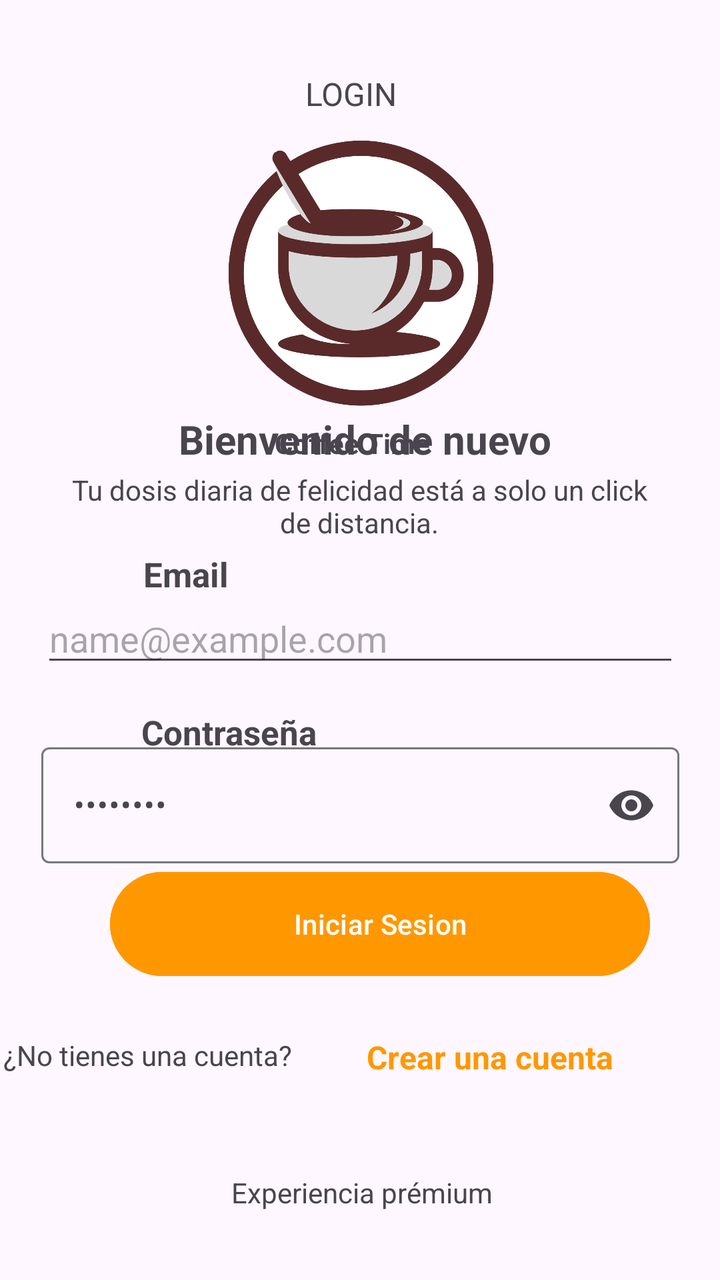
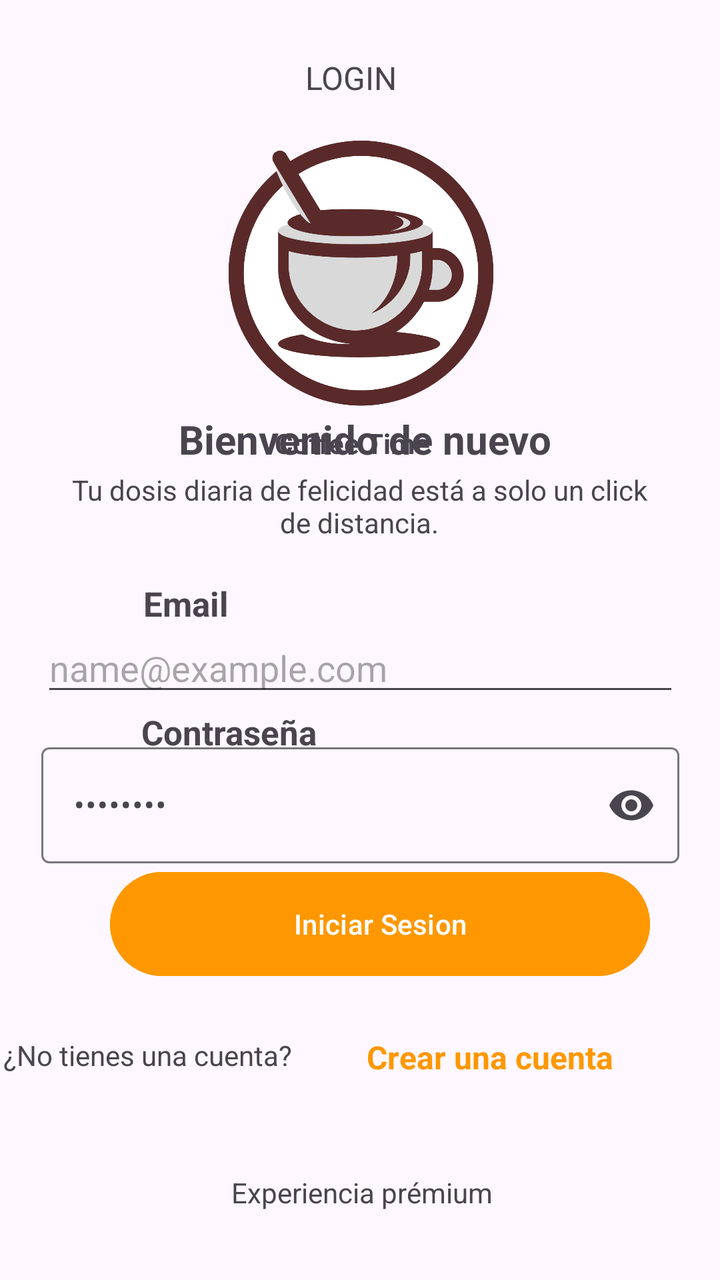

The first picture is an Android layout as it rendered before a commit; the second is the same layout after the commit. The layout source and the unified diff follow.
<!-- AndroidManifest.xml: application theme Theme.Cafeteria -->
<!-- res/layout/activity_segunda.xml -->
<?xml version="1.0" encoding="utf-8"?>
<androidx.constraintlayout.widget.ConstraintLayout xmlns:android="http://schemas.android.com/apk/res/android"
    xmlns:app="http://schemas.android.com/apk/res-auto"
    xmlns:tools="http://schemas.android.com/tools"
    android:id="@+id/main"
    android:layout_width="match_parent"
    android:layout_height="match_parent"
    tools:context=".SegundaActivity">


    <ImageView
        android:id="@+id/imageView"
        android:layout_width="269dp"
        android:layout_height="266dp"
        android:layout_marginStart="130dp"
        android:layout_marginTop="12dp"
        android:layout_marginEnd="131dp"
        android:src="@drawable/logo_coffe"
        app:layout_constraintEnd_toEndOf="parent"
        app:layout_constraintHorizontal_bias="0.495"
        app:layout_constraintStart_toStartOf="parent"
        app:layout_constraintTop_toTopOf="parent" />


    <TextView
        android:id="@+id/textcoffe"
        android:layout_width="86dp"
        android:layout_height="19dp"
        android:layout_marginStart="32dp"
        android:layout_marginTop="212dp"
        android:layout_marginEnd="24dp"
        android:text="Coffee Time"
        android:textStyle="bold"
        app:layout_constraintEnd_toEndOf="parent"
        app:layout_constraintHorizontal_bias="0.483"
        app:layout_constraintStart_toStartOf="parent"
        app:layout_constraintTop_toTopOf="parent" />

    <TextView
        android:id="@+id/login"
        android:layout_width="wrap_content"
        android:layout_height="wrap_content"
        android:layout_marginStart="172dp"
        android:layout_marginTop="36dp"
        android:layout_marginEnd="181dp"
        android:text="LOGIN"
        android:textSize="16sp"
        app:layout_constraintEnd_toEndOf="parent"
        app:layout_constraintStart_toStartOf="parent"
        app:layout_constraintTop_toTopOf="parent" />

    <TextView
        android:id="@+id/Bienvenido"
        android:layout_width="247dp"
        android:layout_height="39dp"
        android:layout_marginStart="7dp"
        android:gravity="center"
        android:text="Bienvenido de nuevo"
        android:textSize="20sp"
        android:textStyle="bold"
        app:layout_constraintBottom_toBottomOf="parent"
        app:layout_constraintEnd_toEndOf="parent"
        app:layout_constraintHorizontal_bias="0.49"
        app:layout_constraintStart_toStartOf="parent"
        app:layout_constraintTop_toTopOf="parent"
        app:layout_constraintVertical_bias="0.333" />


    <TextView
        android:id="@+id/dossistext"
        android:layout_width="290dp"
        android:layout_height="58dp"
        android:layout_marginTop="11dp"
        android:gravity="center"
        android:text="Tu dosis diaria de felicidad está a solo un click de distancia."
        app:layout_constraintBottom_toBottomOf="parent"
        app:layout_constraintEnd_toEndOf="parent"
        app:layout_constraintHorizontal_bias="0.495"
        app:layout_constraintStart_toStartOf="parent"
        app:layout_constraintTop_toTopOf="parent"
        app:layout_constraintVertical_bias="0.373" />

    <EditText
        android:id="@+id/ingreemail"
        android:layout_width="319dp"
        android:layout_height="38dp"
        android:hint="name@example.com"
        android:inputType="text"
        app:layout_constraintBottom_toBottomOf="parent"
        app:layout_constraintEnd_toEndOf="parent"
        app:layout_constraintStart_toStartOf="parent"
        app:layout_constraintTop_toTopOf="parent"
        app:layout_constraintVertical_bias="0.499" />

    <TextView
        android:id="@+id/Email"
        android:layout_width="85dp"
        android:layout_height="29dp"
        android:layout_marginStart="7dp"
        android:text="Email"
        android:textSize="17sp"
        android:textStyle="bold"
        app:layout_constraintBottom_toBottomOf="parent"
        app:layout_constraintEnd_toEndOf="parent"
        app:layout_constraintHorizontal_bias="0.241"
        app:layout_constraintStart_toStartOf="parent"
        app:layout_constraintTop_toTopOf="parent"
        app:layout_constraintVertical_bias="0.451" />

    <com.google.android.material.textfield.TextInputLayout
        android:layout_width="319dp"
        android:layout_height="wrap_content"
        app:endIconMode="password_toggle"
        app:layout_constraintBottom_toBottomOf="parent"
        app:layout_constraintEnd_toEndOf="parent"
        app:layout_constraintStart_toStartOf="parent"
        app:layout_constraintTop_toTopOf="parent"
        app:layout_constraintVertical_bias="0.639">

        <com.google.android.material.textfield.TextInputEditText
            android:id="@+id/ingrecontraseña"
            android:layout_width="match_parent"
            android:layout_height="58dp"
            android:hint="••••••••"
            android:inputType="textPassword" />

    </com.google.android.material.textfield.TextInputLayout>

    <Button
        android:id="@+id/iniciarsesion"
        android:layout_width="270dp"
        android:layout_height="60dp"
        android:layout_marginStart="9dp"
        android:layout_marginTop="60dp"
        android:layout_marginBottom="91dp"
        android:backgroundTint="#FF9800"
        android:text="Iniciar Sesion"
        app:layout_constraintBottom_toBottomOf="parent"
        app:layout_constraintEnd_toEndOf="parent"
        app:layout_constraintHorizontal_bias="0.568"
        app:layout_constraintStart_toStartOf="parent"
        app:layout_constraintTop_toTopOf="parent"
        app:layout_constraintVertical_bias="0.867" />

    <TextView
        android:id="@+id/contraseña"
        android:layout_width="wrap_content"
        android:layout_height="wrap_content"
        android:layout_marginTop="2dp"
        android:text="Contraseña"
        android:textSize="17sp"
        android:textStyle="bold"
        app:layout_constraintBottom_toBottomOf="parent"
        app:layout_constraintEnd_toEndOf="parent"
        app:layout_constraintHorizontal_bias="0.26"
        app:layout_constraintStart_toStartOf="parent"
        app:layout_constraintTop_toTopOf="parent"
        app:layout_constraintVertical_bias="0.573" />

    <TextView
        android:id="@+id/sinncuenta"
        android:layout_width="wrap_content"
        android:layout_height="wrap_content"
        android:layout_marginEnd="214dp"
        android:text="¿No tienes una cuenta?"
        app:layout_constraintBottom_toBottomOf="parent"
        app:layout_constraintEnd_toEndOf="parent"
        app:layout_constraintHorizontal_bias="1.0"
        app:layout_constraintStart_toStartOf="parent"
        app:layout_constraintTop_toTopOf="parent"
        app:layout_constraintVertical_bias="0.834" />

    <TextView
        android:id="@+id/Experienciaium"
        android:layout_width="wrap_content"
        android:layout_height="wrap_content"
        android:layout_marginStart="174dp"
        android:layout_marginTop="83dp"
        android:layout_marginEnd="179dp"
        android:text="Experiencia prémium"
        app:layout_constraintBottom_toBottomOf="parent"
        app:layout_constraintEnd_toEndOf="parent"
        app:layout_constraintHorizontal_bias="0.472"
        app:layout_constraintStart_toStartOf="parent"
        app:layout_constraintTop_toTopOf="parent"
        app:layout_constraintVertical_bias="0.936" />

    <TextView
        android:id="@+id/sincuenta"
        android:layout_width="wrap_content"
        android:layout_height="wrap_content"
        android:text="Crear una cuenta"
        android:textColor="#FF9800"
        android:textSize="16sp"
        android:textStyle="bold"
        app:layout_constraintBottom_toBottomOf="parent"
        app:layout_constraintEnd_toEndOf="parent"
        app:layout_constraintHorizontal_bias="0.775"
        app:layout_constraintStart_toStartOf="parent"
        app:layout_constraintTop_toTopOf="parent"
        app:layout_constraintVertical_bias="0.837" />
</androidx.constraintlayout.widget.ConstraintLayout>
<!-- resources referenced by this layout -->
<resources>
  <!-- drawable logo_coffe: png bitmap (drawable, 106600 bytes) -->
  <style name="Theme.Cafeteria" parent="Base.Theme.Cafeteria" />
  <style name="Base.Theme.Cafeteria" parent="Theme.Material3.DayNight.NoActionBar">
          
          
      </style>
</resources>

<!-- the commit's change to res/layout/activity_segunda.xml (unified diff, before → after) -->
@@ -41,7 +41,7 @@
         android:layout_width="wrap_content"
         android:layout_height="wrap_content"
         android:layout_marginStart="172dp"
-        android:layout_marginTop="36dp"
+        android:layout_marginTop="28dp"
         android:layout_marginEnd="181dp"
         android:text="LOGIN"
         android:textSize="16sp"
@@ -80,6 +80,21 @@
         app:layout_constraintTop_toTopOf="parent"
         app:layout_constraintVertical_bias="0.373" />
 
+    <TextView
+        android:id="@+id/Email"
+        android:layout_width="85dp"
+        android:layout_height="29dp"
+        android:layout_marginStart="7dp"
+        android:text="Email"
+        android:textSize="17sp"
+        android:textStyle="bold"
+        app:layout_constraintBottom_toBottomOf="parent"
+        app:layout_constraintEnd_toEndOf="parent"
+        app:layout_constraintHorizontal_bias="0.241"
+        app:layout_constraintStart_toStartOf="parent"
+        app:layout_constraintTop_toTopOf="parent"
+        app:layout_constraintVertical_bias="0.475" />
+
     <EditText
         android:id="@+id/ingreemail"
         android:layout_width="319dp"
@@ -90,22 +105,7 @@
         app:layout_constraintEnd_toEndOf="parent"
         app:layout_constraintStart_toStartOf="parent"
         app:layout_constraintTop_toTopOf="parent"
-        app:layout_constraintVertical_bias="0.499" />
-
-    <TextView
-        android:id="@+id/Email"
-        android:layout_width="85dp"
-        android:layout_height="29dp"
-        android:layout_marginStart="7dp"
-        android:text="Email"
-        android:textSize="17sp"
-        android:textStyle="bold"
-        app:layout_constraintBottom_toBottomOf="parent"
-        app:layout_constraintEnd_toEndOf="parent"
-        app:layout_constraintHorizontal_bias="0.241"
-        app:layout_constraintStart_toStartOf="parent"
-        app:layout_constraintTop_toTopOf="parent"
-        app:layout_constraintVertical_bias="0.451" />
+        app:layout_constraintVertical_bias="0.523" />
 
     <com.google.android.material.textfield.TextInputLayout
         android:layout_width="319dp"
